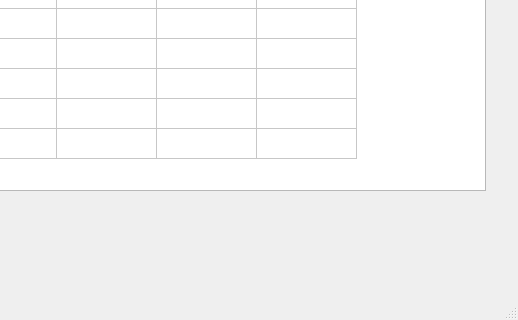
First picture: the form in UI/shade_view_by_id.ui, repository nilay1221/Inventory_Management, before the edit; both pictures show x 535 to 1053 and y 430 to 750 of the 1053 by 750 pixel window.
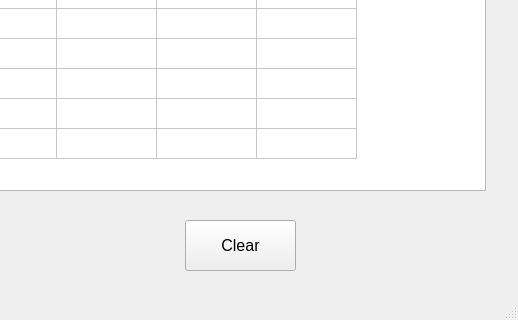
Second picture: the form after the edit.

Commit message: clear button added in ui files

Patch:
```diff
--- a/UI/shade_view_by_id.ui
+++ b/UI/shade_view_by_id.ui
@@ -547,6 +547,24 @@
      </font>
     </property>
    </widget>
+   <widget class="QPushButton" name="shade_view_by_id_clear">
+    <property name="geometry">
+     <rect>
+      <x>720</x>
+      <y>650</y>
+      <width>111</width>
+      <height>51</height>
+     </rect>
+    </property>
+    <property name="font">
+     <font>
+      <pointsize>12</pointsize>
+     </font>
+    </property>
+    <property name="text">
+     <string>Clear</string>
+    </property>
+   </widget>
   </widget>
   <widget class="QStatusBar" name="statusbar"/>
  </widget>
```
The commit also changes 21 other files.
